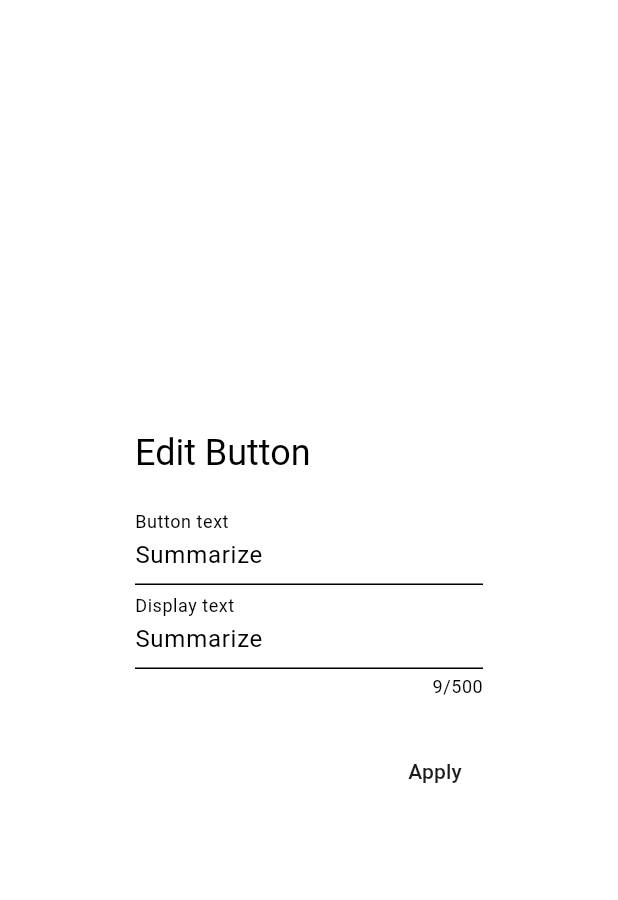
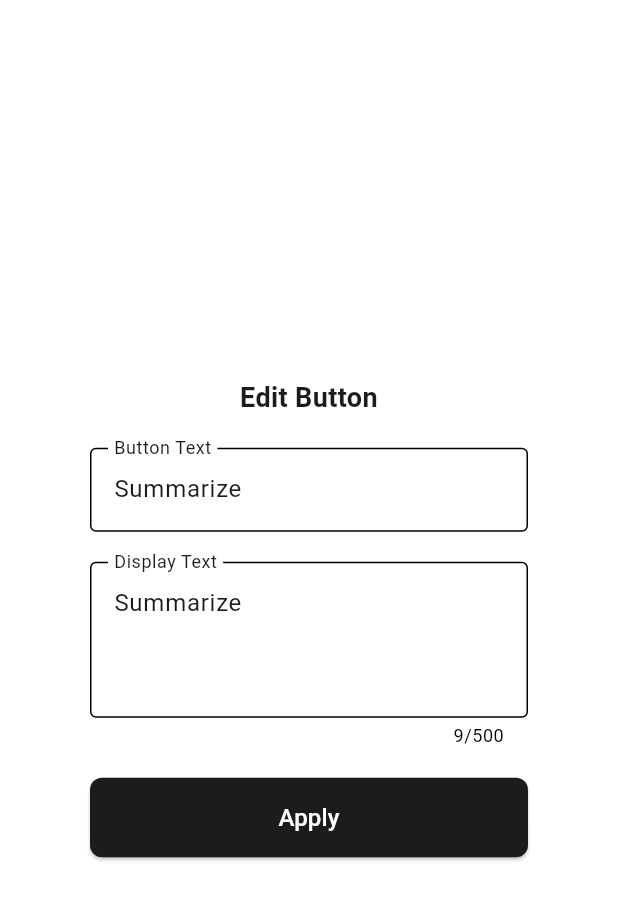
Before and after one commit to fulopmilan/explainer, a Flutter app: the CustomizeChatButtonDialog widget shown alone on an empty page, opened directly with sample values from the repository, on a phone screen of 412 x 824 dp. Shown: the top 900 px of the screen. Run offline on Flutter 3.47's test engine with Material 3 defaults, Android fonts, the phone set to English and light mode, and no system bars; our stand-ins replace camera, cloud_firestore, cloud_functions, firebase_auth, firebase_core, flutter_dotenv and 6 more; missing offline and left inert: google_mlkit_text_recognition; accounts and stored records are empty; generated files the repository leaves out were written again.

Commit message:
final pre-file-restructure

```diff
--- a/client/lib/data/user.dart
+++ b/client/lib/data/user.dart
@@ -1,4 +1,3 @@
-import 'package:client/config/router.dart';
 import 'package:firebase_auth/firebase_auth.dart';
 
 User? _user;
--- a/client/lib/pages/chat/display_chat_button.dart
+++ b/client/lib/pages/chat/display_chat_button.dart
@@ -15,7 +15,7 @@ class DisplayChatButton extends StatelessWidget {
       ),
       child: TextButton(
         onPressed: () {
-          sendMessage(chatButtonData.displayText);
+          sendMessage(chatButtonData.contentText);
         },
         child: Text(
           chatButtonData.buttonText,
--- a/client/lib/pages/edit_chat_buttons/customize_chat_button_dialog.dart
+++ b/client/lib/pages/edit_chat_buttons/customize_chat_button_dialog.dart
@@ -1,44 +1,84 @@
+import 'package:flutter/material.dart';
 import 'package:client/data/chat_buttons.dart';
 import 'package:client/types/chat_button_type.dart';
-import 'package:flutter/material.dart';
 
 class CustomizeChatButtonDialog extends StatelessWidget {
   const CustomizeChatButtonDialog(this.refreshWidget,
-      {super.key, this.currentChatButton});
+      {Key? key, this.currentChatButton})
+      : super(key: key);
+
   final ChatButton? currentChatButton;
   final Function() refreshWidget;
 
   @override
   Widget build(BuildContext context) {
+    final Color dialogBackgroundColor =
+        Theme.of(context).colorScheme.background;
+    final Color textColor = Theme.of(context).colorScheme.primary;
+    final Color buttonColor = Theme.of(context).colorScheme.primary;
+
     final TextEditingController buttonTextController =
         TextEditingController(text: currentChatButton?.buttonText ?? "");
     final TextEditingController displayTextController =
-        TextEditingController(text: currentChatButton?.displayText ?? "");
+        TextEditingController(text: currentChatButton?.contentText ?? "");
 
-    return AlertDialog(
-      title: Text(currentChatButton == null ? "Create Button" : "Edit Button"),
-      content: Column(
+    return Dialog(
+      backgroundColor: dialogBackgroundColor,
+      shape: RoundedRectangleBorder(
+        borderRadius: BorderRadius.circular(10.0),
+      ),
+      elevation: 0,
+      child: Container(
+        padding: const EdgeInsets.all(20.0),
+        child: Column(
           mainAxisSize: MainAxisSize.min,
+          crossAxisAlignment: CrossAxisAlignment.stretch,
           children: [
-          TextField(
+            Text(
+              currentChatButton == null ? "Create Button" : "Edit Button",
+              style: TextStyle(
+                fontSize: 18.0,
+                fontWeight: FontWeight.bold,
+                color: textColor,
+              ),
+              textAlign: TextAlign.center,
+            ),
+            const SizedBox(height: 20.0),
+            TextFormField(
               controller: buttonTextController,
-            decoration: const InputDecoration(
-              hintText: "Enter Button Text",
-              label: Text("Button text"),
+              decoration: InputDecoration(
+                labelText: "Button Text",
+                border: const OutlineInputBorder(),
+                labelStyle: TextStyle(color: textColor),
               ),
+              style: TextStyle(color: textColor),
+              validator: (value) {
+                if (value == null || value.isEmpty) {
+                  return 'Please enter button text';
+                }
+                return null;
+              },
             ),
-          TextField(
+            const SizedBox(height: 20.0),
+            TextFormField(
               controller: displayTextController,
-            decoration: const InputDecoration(
-              hintText: "Enter Display Text",
-              label: Text("Display text"),
+              decoration: InputDecoration(
+                labelText: "Display Text",
+                border: const OutlineInputBorder(),
+                labelStyle: TextStyle(color: textColor),
               ),
+              style: TextStyle(color: textColor),
+              maxLines: 3,
               maxLength: 500,
+              validator: (value) {
+                if (value == null || value.isEmpty) {
+                  return 'Please enter display text';
+                }
+                return null;
+              },
             ),
-        ],
-      ),
-      actions: [
-        TextButton(
+            const SizedBox(height: 20.0),
+            ElevatedButton(
               onPressed: () {
                 if (currentChatButton != null) {
                   editChatButton(
@@ -57,9 +97,24 @@ class CustomizeChatButtonDialog extends StatelessWidget {
 
                 Navigator.pop(context);
               },
-          child: const Text("Apply"),
+              style: ElevatedButton.styleFrom(
+                padding: const EdgeInsets.symmetric(vertical: 15.0),
+                shape: RoundedRectangleBorder(
+                  borderRadius: BorderRadius.circular(8.0),
+                ),
+                backgroundColor: buttonColor,
+              ),
+              child: Text(
+                "Apply",
+                style: TextStyle(
+                  fontSize: 16.0,
+                  color: Theme.of(context).colorScheme.background,
+                ),
+              ),
             ),
           ],
+        ),
+      ),
     );
   }
 }
--- a/client/lib/pages/edit_chat_buttons/edit_chat_buttons.dart
+++ b/client/lib/pages/edit_chat_buttons/edit_chat_buttons.dart
@@ -27,6 +27,7 @@ class _EditChatButtonsState extends State<EditChatButtons> {
       ),
       floatingActionButton: FloatingActionButton(
         backgroundColor: const Color.fromARGB(255, 52, 53, 54),
+        foregroundColor: Colors.white,
         onPressed: () {
           showDialog(
             context: context,
--- a/client/lib/types/chat_button_type.dart
+++ b/client/lib/types/chat_button_type.dart
@@ -2,19 +2,19 @@ import 'dart:convert';
 
 class ChatButton {
   //requestText is the text that is sent to the server, displayText appears in the chatbox, buttonText is on the button
-  late String displayText, buttonText;
+  late String contentText, buttonText;
 
-  ChatButton({required this.displayText, required this.buttonText});
+  ChatButton({required this.contentText, required this.buttonText});
 
   factory ChatButton.fromJson(Map<String, dynamic> jsonData) {
     return ChatButton(
-      displayText: jsonData['displayText'],
+      contentText: jsonData['contentText'],
       buttonText: jsonData['buttonText'],
     );
   }
 
   static Map<String, dynamic> toMap(ChatButton chatButton) => {
-        'displayText': chatButton.displayText,
+        'contentText': chatButton.contentText,
         'buttonText': chatButton.buttonText,
       };
 
```
Also changed, not shown: client/lib/data/chat_buttons.dart (+7 -7 lines), client/lib/pages/chat/chat.dart (+121 -49 lines), client/lib/pages/chat/chat_messages.dart (+32 -4 lines), client/lib/pages/main/home.dart (+54 -33 lines), client/lib/pages/main/settings.dart (+22 -19 lines), client/lib/widgets/expandable_widget.dart (added, +60 -0 lines). Lines whose indentation alone changed are shown as unchanged.
